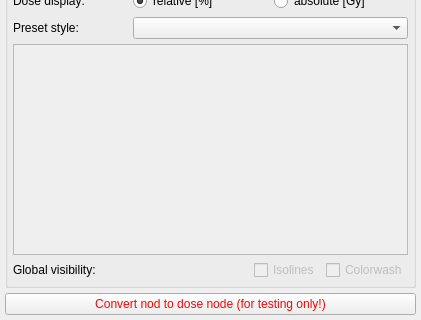
The window that Plugins/org.mitk.gui.qt.rt.dosevisualization/src/internal/RTDoseVisualizerControls.ui (MITK/MITK) describes before a commit, drawn with Qt 5; both pictures show x 0 to 421 and y 331 to 651 of the 421 by 651 pixel window.
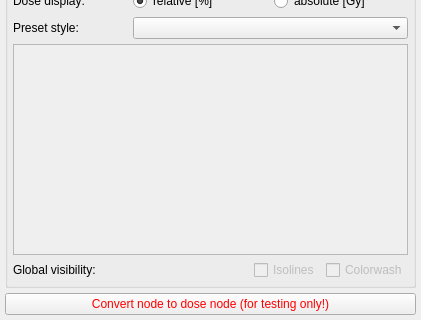
The same window after the commit. Icons and pictures are not drawn.

Commit message: fixed some small issues and added a global reinit

```diff
--- a/Plugins/org.mitk.gui.qt.rt.dosevisualization/src/internal/RTDoseVisualizerControls.ui
+++ b/Plugins/org.mitk.gui.qt.rt.dosevisualization/src/internal/RTDoseVisualizerControls.ui
@@ -502,7 +502,7 @@
       </palette>
      </property>
      <property name="text">
-      <string>Convert nod to dose node (for testing only!)</string>
+      <string>Convert node to dose node (for testing only!)</string>
      </property>
     </widget>
    </item>
```
The commit also changes 1 other file.
